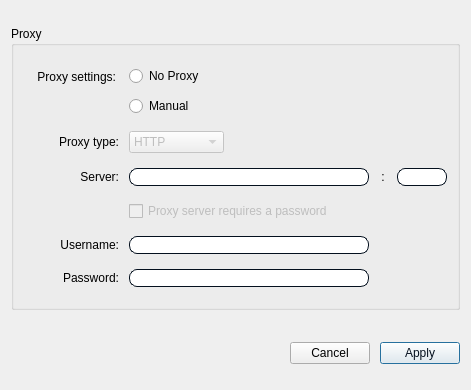
The window that src/MEGASync/gui/ui/ProxySettings.ui (meganz/MEGAsync) describes before a commit, drawn with Qt 5.
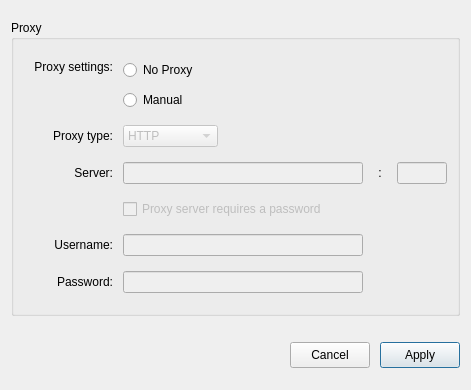
The same window after the commit. Custom widgets are drawn as their Qt base class.

```diff
--- a/src/MEGASync/gui/ui/ProxySettings.ui
+++ b/src/MEGASync/gui/ui/ProxySettings.ui
@@ -35,27 +35,7 @@
    <string>Proxies</string>
   </property>
   <property name="styleSheet">
-   <string notr="true">#lProxySettings2
-{
-	margin-top: 1px;
-}
-
-#eProxyPort, #eProxyServer, #eProxyPassword, #eProxyUsername
-{
-border-radius: 8px;
-border-color: #04101E; /*colorToken.border-strong-selected*/
-border-style: solid;
-border-width: 1px;
-background-color: #FFFFFF; /*colorToken.page-background*/
-padding-right: 5px;
-padding-left: 5px;
-}
-
-#bUpdate
-{
-color: #04101E; /*colorToken.text-inverse-accent*/
-background-color:  #F4F4F5; /*colorToken.button-primary*/
-}</string>
+   <string notr="true"/>
   </property>
   <layout class="QVBoxLayout" name="verticalLayout_2">
    <property name="topMargin">
@@ -411,6 +391,21 @@
       </item>
       <item>
        <widget class="QPushButton" name="bCancel">
+        <property name="minimumSize">
+         <size>
+          <width>0</width>
+          <height>26</height>
+         </size>
+        </property>
+        <property name="maximumSize">
+         <size>
+          <width>16777215</width>
+          <height>26</height>
+         </size>
+        </property>
+        <property name="cursor">
+         <cursorShape>PointingHandCursor</cursorShape>
+        </property>
         <property name="text">
          <string>Cancel</string>
         </property>
@@ -418,6 +413,21 @@
       </item>
       <item>
        <widget class="QPushButton" name="bUpdate">
+        <property name="minimumSize">
+         <size>
+          <width>0</width>
+          <height>26</height>
+         </size>
+        </property>
+        <property name="maximumSize">
+         <size>
+          <width>16777215</width>
+          <height>26</height>
+         </size>
+        </property>
+        <property name="cursor">
+         <cursorShape>PointingHandCursor</cursorShape>
+        </property>
         <property name="text">
          <string>Apply</string>
         </property>
```
Left out of the diff: 45 changed lines with no effect on the pictures.
